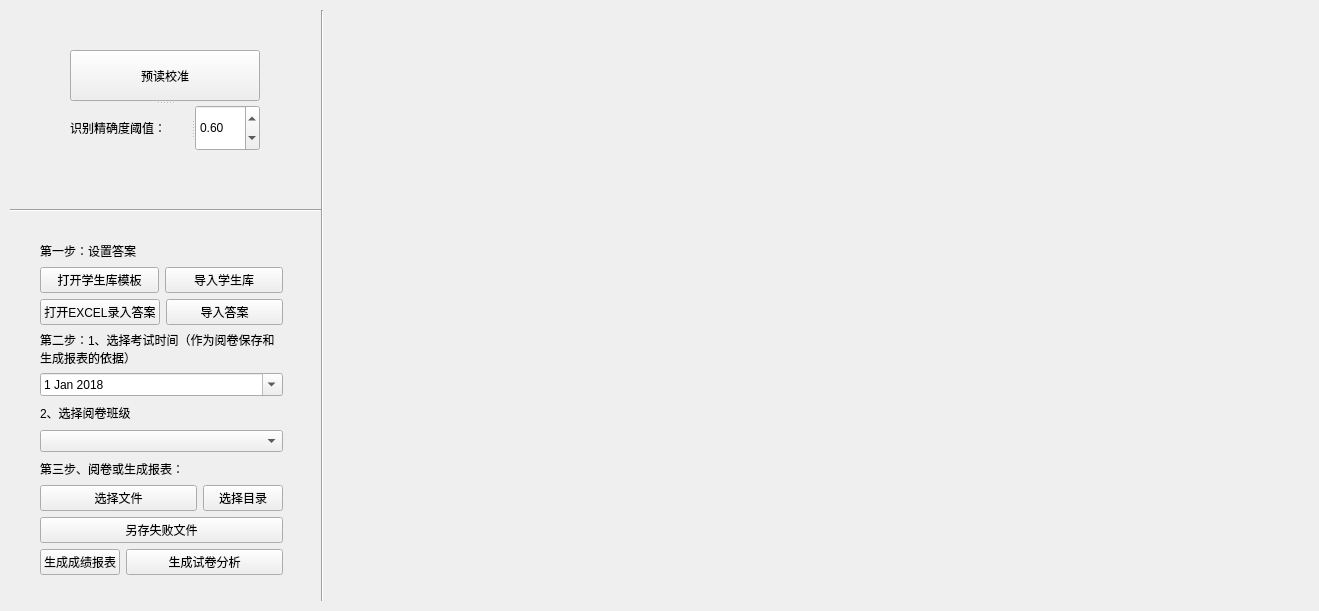
Above: PicMainWindow.ui from r53127/MyScan before the change. Below: the same form after it.
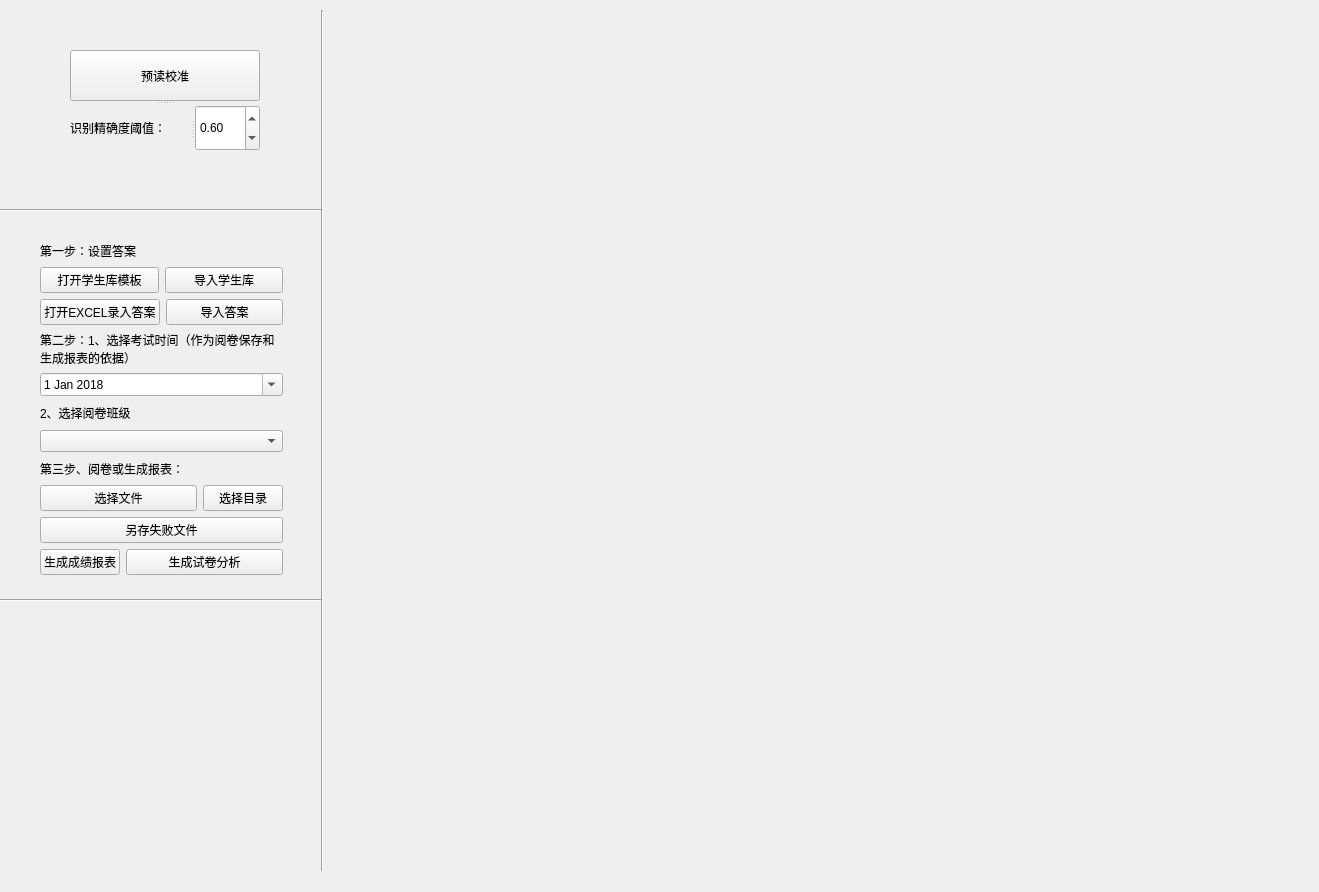
That is the form after the change.

What changed in the file:
```diff
--- a/PicMainWindow.ui
+++ b/PicMainWindow.ui
@@ -7,7 +7,7 @@
     <x>0</x>
     <y>0</y>
     <width>1319</width>
-    <height>611</height>
+    <height>892</height>
    </rect>
   </property>
   <property name="windowTitle">
@@ -208,7 +208,7 @@
       <x>312</x>
       <y>10</y>
       <width>21</width>
-      <height>591</height>
+      <height>861</height>
      </rect>
     </property>
     <property name="sizePolicy">
@@ -240,9 +240,9 @@
    <widget class="Line" name="line_2">
     <property name="geometry">
      <rect>
-      <x>10</x>
+      <x>0</x>
       <y>200</y>
-      <width>311</width>
+      <width>321</width>
       <height>20</height>
      </rect>
     </property>
@@ -295,6 +295,45 @@
      </widget>
     </widget>
    </widget>
+   <widget class="QLabel" name="stuID_label">
+    <property name="geometry">
+     <rect>
+      <x>60</x>
+      <y>640</y>
+      <width>151</width>
+      <height>61</height>
+     </rect>
+    </property>
+    <property name="text">
+     <string/>
+    </property>
+   </widget>
+   <widget class="QLabel" name="score_label">
+    <property name="geometry">
+     <rect>
+      <x>60</x>
+      <y>760</y>
+      <width>151</width>
+      <height>61</height>
+     </rect>
+    </property>
+    <property name="text">
+     <string/>
+    </property>
+   </widget>
+   <widget class="Line" name="line_3">
+    <property name="geometry">
+     <rect>
+      <x>0</x>
+      <y>590</y>
+      <width>321</width>
+      <height>20</height>
+     </rect>
+    </property>
+    <property name="orientation">
+     <enum>Qt::Horizontal</enum>
+    </property>
+   </widget>
   </widget>
  </widget>
  <resources/>
```
